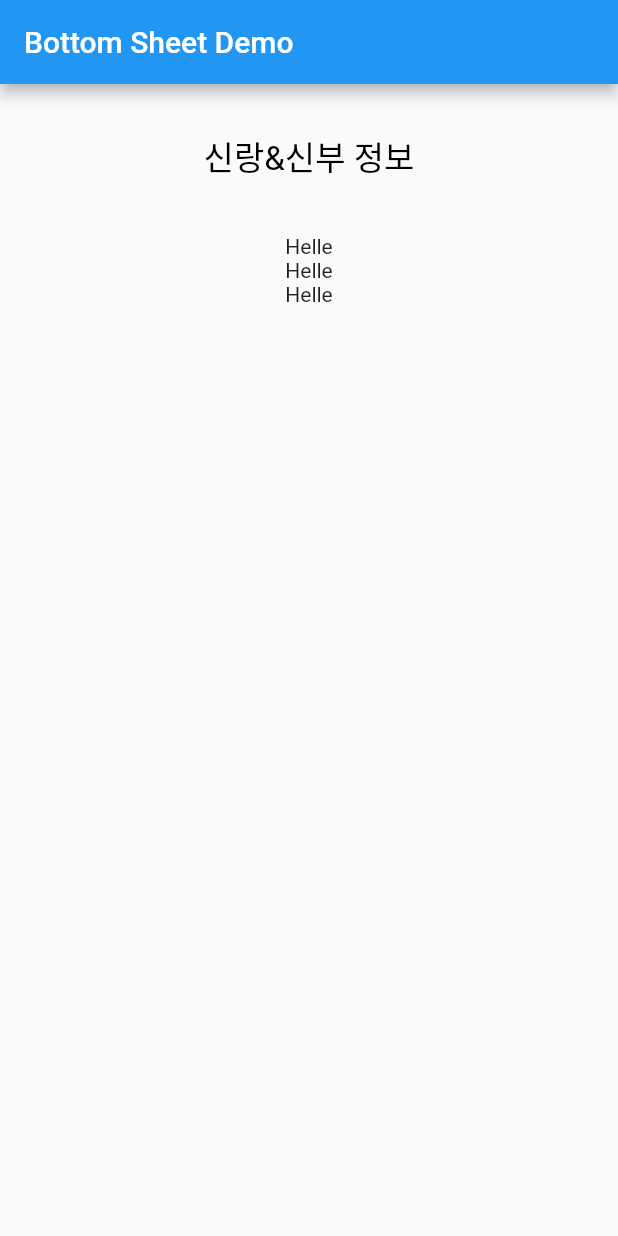
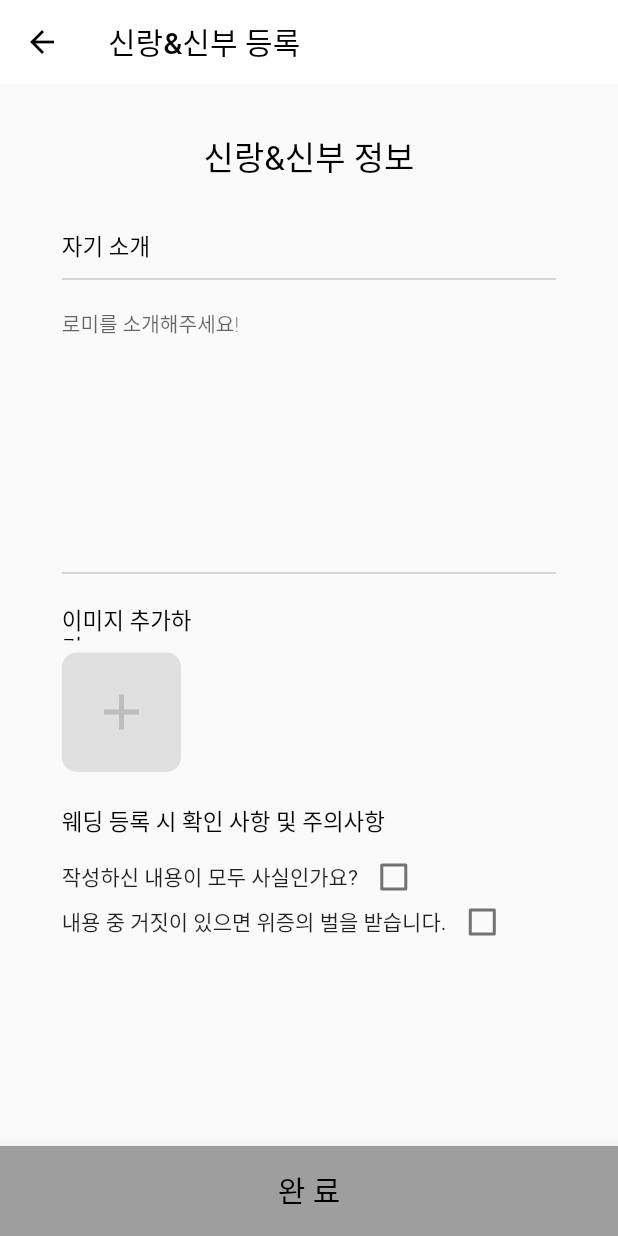
Before and after one commit to kyuSangHwang/treepet, a Flutter app: the MyHomePage11 screen opened directly, on a phone screen of 412 x 824 dp. Run offline on Flutter 3.47's test engine with Material 2 defaults, Android fonts, the phone set to English and light mode, and no system bars; our stand-ins replace cloud_firestore, firebase_core, image_picker, introduction_screen, table_calendar; accounts and stored records are empty; Roboto replaces fonts that are missing (pretendard).

Commit message:
Wedding 등록 4번째 화면 개발 완료

```diff
--- a/lib/screen/family/wedding/wedding_post_create_screen_4.dart
+++ b/lib/screen/family/wedding/wedding_post_create_screen_4.dart
@@ -1,25 +1,223 @@
+import 'dart:io';
+
 import 'package:flutter/material.dart';
+import 'package:image_picker/image_picker.dart';
 import 'package:treepet/component/wedding_component.dart';
+import 'package:treepet/const/style.dart';
+import 'package:treepet/screen/family/wedding/wedding_screen.dart';
 
-class MyHomePage11 extends StatelessWidget {
+class MyHomePage11 extends StatefulWidget {
+  @override
+  State<MyHomePage11> createState() => _MyHomePage11State();
+}
+
+class _MyHomePage11State extends State<MyHomePage11> {
+  late File _imageFile = File(" ");
+  List<dynamic> imageFilesList = [];
+  List<Widget> imagesWidgetList = [];
+  Map<String, bool> checkedList = {
+    "checkContent1" : false,
+    "checkContent2" : false,
+  };
+
+  @override
+  void initState() {
+    super.initState();
+    imageFilesList.add(addButton());
+    imagesWidgetList = imageFilesList.map((item) => item as Widget).toList();
+  }
+
   @override
   Widget build(BuildContext context) {
     return Scaffold(
-      appBar: AppBar(
-        title: const Text("Bottom Sheet Demo"),
-      ),
-      body: SizedBox(
+      appBar: WeddingPostCreateAppBar(context),
+      body: WeddingPostCreateScreen4Body(),
+      bottomNavigationBar:
+          WeddingBottomAppBarButton(context, "완 료", const WeddingScreen(), checkedList),
+    );
+  }
+
+  /// 반려동물 웨딩 등록 시 보여지는 세 번째 화면의 내용
+  GestureDetector WeddingPostCreateScreen4Body() {
+    return GestureDetector(
+      onTap: () {
+        FocusScope.of(context).requestFocus(FocusNode());
+      },
+      child: SizedBox(
         width: MediaQuery.of(context).size.width,
         height: MediaQuery.of(context).size.height,
         child: Column(
-          children: const [
-            WeddingCreateTitleForm(),
-            Text("Helle"),
-            Text("Helle"),
-            Text("Helle"),
+          children: [
+            const WeddingCreateTitleForm(),
+            Expanded(
+              child: SizedBox(
+                width: MediaQuery.of(context).size.width * 0.8,
+                child: Column(
+                  children: [
+                    petIntroduce(context),
+                    addImage(),
+                    checkList(),
+                  ],
+                ),
+              ),
+            ),
           ],
         ),
       ),
     );
   }
+
+  /// 이미지 선택 했을 때 [imagesWidgetList]에 넣어서 화면에 뿌려주기
+  Future<void> _getImage() async {
+    final pickedFile = await ImagePicker().pickImage(source: ImageSource.gallery);
+
+    setState(() {
+      _imageFile = File(pickedFile!.path);
+      imageFilesList.add(_imageFile);
+      imagesWidgetList.add(addImages(imageFilesList.length-1));
+    });
+  }
+
+  Container addButton() {
+    return Container(
+      width: 79.6,
+      height: 79.6,
+      decoration: BoxDecoration(
+        color: Colors.grey[300],
+        borderRadius: BorderRadius.circular(10),
+      ),
+      child: IconButton(
+        onPressed: () {
+          _getImage();
+        },
+        icon: Icon(
+          Icons.add,
+          size: 40,
+          color: Colors.grey[400],
+        ),
+      ),
+    );
+  }
+
+  Container addImages(index) {
+    return Container(
+      height: 10,
+      width: MediaQuery
+          .of(context)
+          .size
+          .width * 0.2,
+      decoration: BoxDecoration(
+        image: DecorationImage(
+          image: FileImage(imageFilesList[index]),
+          fit: BoxFit.cover,
+        ),
+        borderRadius: BorderRadius.circular(100),
+      ),
+    );
+  }
+
+  /// 반려동물 웨딩 등록 시 자기소개 영역
+  Row petIntroduce(BuildContext context) {
+    return Row(
+      children: [
+        Expanded(
+          child: Column(
+            crossAxisAlignment: CrossAxisAlignment.start,
+            children: [
+              categoryTitle("자기 소개"),
+              const Divider(
+                color: Colors.grey,
+                thickness: 0.5,
+              ),
+              SizedBox(
+                width: MediaQuery.of(context).size.width * 0.8,
+                height: 180.0,
+                child: TextFormField(
+                  minLines: 5,
+                  maxLines: 10,
+                  decoration: const InputDecoration(
+                    hintText: '로미를 소개해주세요!',
+                    border: InputBorder.none,
+                  ),
+                  cursorColor: Colors.green,
+                  style: wedding_post_detail_135_300_014,
+                ),
+              ),
+              const Divider(
+                color: Colors.grey,
+                thickness: 0.5,
+              ),
+              const SizedBox(height: 15.0),
+            ],
+          ),
+        ),
+      ],
+    );
+  }
+
+  /// 반려동물 웨딩 등록 시 이미지 추가하는 영역
+  Row addImage() {
+    return Row(
+      children: [
+        Column(
+          crossAxisAlignment: CrossAxisAlignment.start,
+          children: [
+            categoryTitle("이미지 추가하기"),
+            const SizedBox(height: 8.0),
+            SizedBox(
+              width: MediaQuery.of(context).size.width * 0.8,
+              height: 79.6,
+              child: ListView(
+                scrollDirection: Axis.horizontal,
+                children: imagesWidgetList.map((e) => e,).toList(),
+              ),
+            ),
+            const SizedBox(height: 25.0),
+          ],
+        ),
+      ],
+    );
+  }
+
+  /// 반려동물 웨딩 등록 시 확인사항 및 주의사항 확인하는 영역
+  Row checkList() {
+    return Row(
+      children: [
+        Column(
+          crossAxisAlignment: CrossAxisAlignment.start,
+          children: [
+            categoryTitle("웨딩 등록 시 확인 사항 및 주의사항", 250),
+            const SizedBox(height: 8.0),
+            checkListContents('작성하신 내용이 모두 사실인가요?', 1),
+            checkListContents('내용 중 거짓이 있으면 위증의 벌을 받습니다.', 2),
+          ],
+        ),
+      ],
+    );
+  }
+
+  /// 확인사항 및 주의사항 내용
+  ///
+  /// [content] String, 확인사항 및 주의사항 내용.
+  /// [mapIndex] int, checkList Index
+  SizedBox checkListContents(String content, int mapIndex) {
+    return SizedBox(
+      height: 30.0,
+      child: Row(
+        children: [
+          Text(content),
+          Checkbox(
+            value: checkedList["checkContent$mapIndex"],
+            onChanged: (bool? value) {
+              setState(() {
+                checkedList["checkContent$mapIndex"] = value ?? false;
+              });
+            },
+          ),
+        ],
+      ),
+    );
+  }
+
+
 }
```
